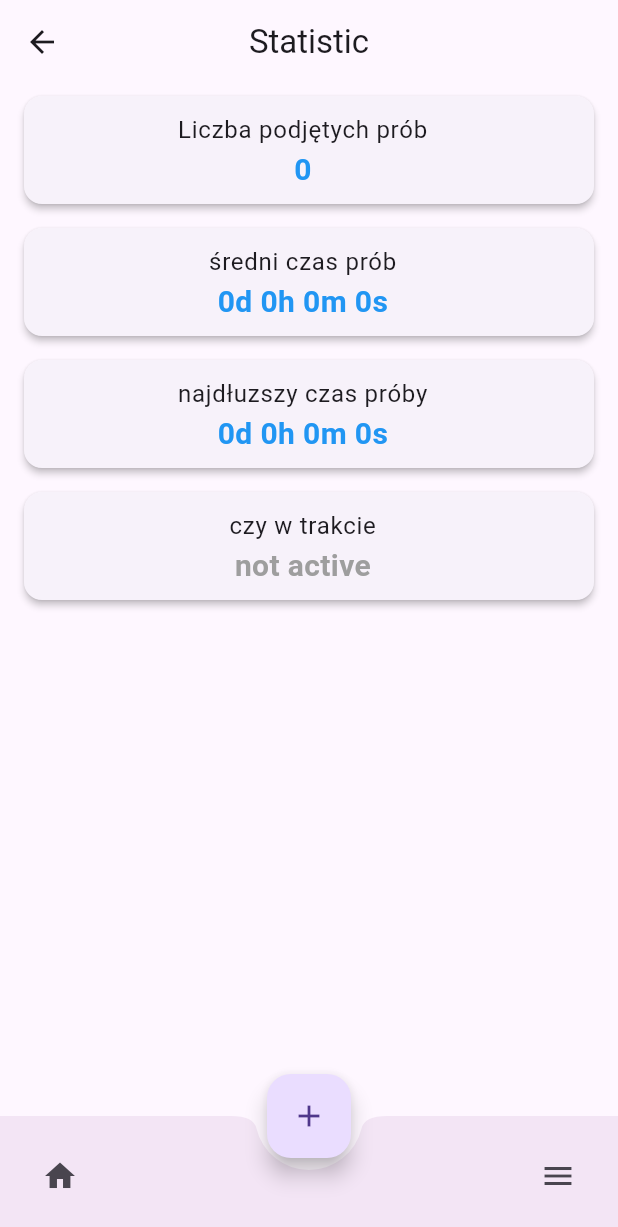
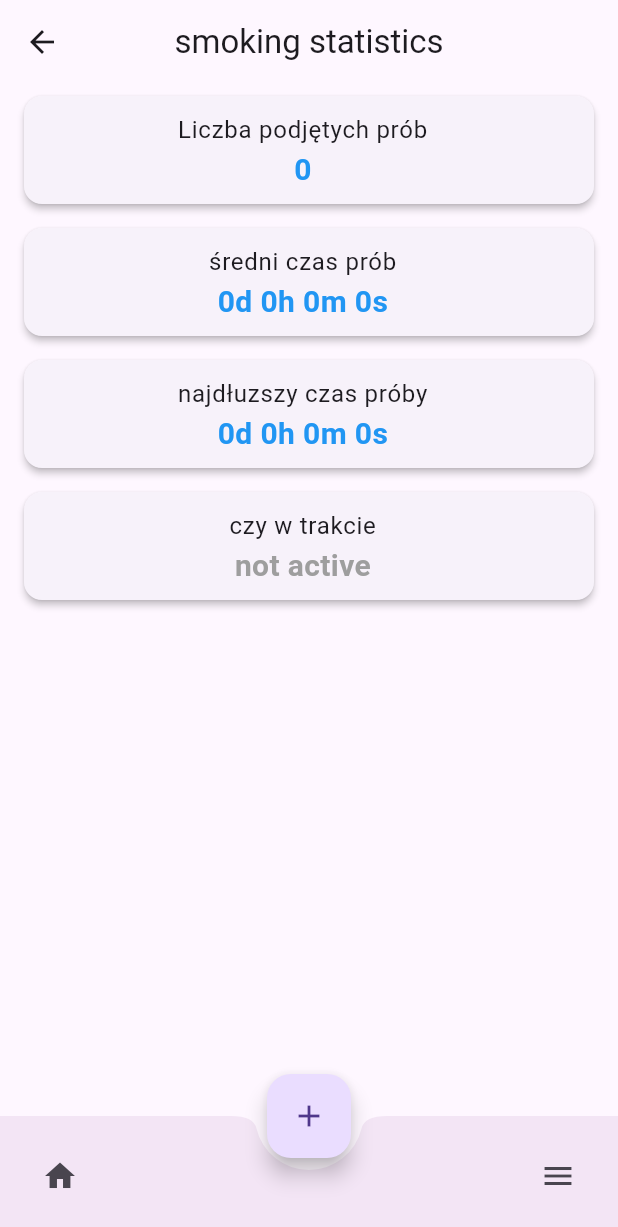
Before and after one commit to michalprog/clean_path, a Flutter app: the screen it shows after launch, item 2 of the bottom bar chosen, in the side drawer, after a tap on "Statistics", on a phone screen of 412 x 824 dp. Shown: the top 1227 px of the screen. Run offline on Flutter 3.47's test engine with Material 3 defaults, Android fonts, the phone set to English and light mode, and no system bars; our stand-ins replace animated_text_kit, hugeicons, sqflite, stop_watch_timer; accounts and stored records are empty.

Commit message:
title statistics

```diff
--- a/lib/statistc_views/main_statistic.dart
+++ b/lib/statistc_views/main_statistic.dart
@@ -16,20 +16,29 @@ class MainStatistic extends StatefulWidget {
 
 class _MainStatisticState extends State<MainStatistic> {
   bool isExpanded = false;
-  List<Widget> show_views = [];
+  List<Widget> showViews = [];
   List<String> AppBarTexts = [];
   int NavigationIndex = 4;
   @override
   void initState() {
     NavigationIndex = widget.index;
-show_views=[
+showViews=[
   UniwersalStatisticsView(type: AddictionTypes.fap),
   UniwersalStatisticsView(type: AddictionTypes.smoking),
   UniwersalStatisticsView(type: AddictionTypes.alcochol),
   UniwersalStatisticsView(type: AddictionTypes.sweets),
   MainStatistcsView(),
   StatisticsTrailsView(),
+];
+AppBarTexts=
+[
 
+  "Fap statistics",
+  "smoking statistics",
+  "alcohol statistics",
+  "sweets statistics",
+  "Overall statistics",
+  "all attempts"
 ];
     super.initState();
   }
@@ -39,9 +48,9 @@ show_views=[
     return Scaffold(
       appBar: AppBar(
         centerTitle: true,
-        title: Text("Statistic", textAlign: TextAlign.center),
+        title: Text(AppBarTexts[NavigationIndex], textAlign: TextAlign.center),
       ),
-      body: show_views[NavigationIndex],
+      body: showViews[NavigationIndex],
       floatingActionButton: Column(
         mainAxisSize: MainAxisSize.min,
         children: [
--- a/lib/statistc_views/statistics_trails_view.dart
+++ b/lib/statistc_views/statistics_trails_view.dart
@@ -1,6 +1,6 @@
 import 'package:flutter/material.dart';
 import 'package:provider/provider.dart';
-
+import '/data_types/record.dart';
 import '../providers/statistics_provider.dart';
 
 class StatisticsTrailsView extends StatelessWidget {
```
Also changed, not shown: lib/widgets/trial_widget.dart (added, +19 -0 lines).
